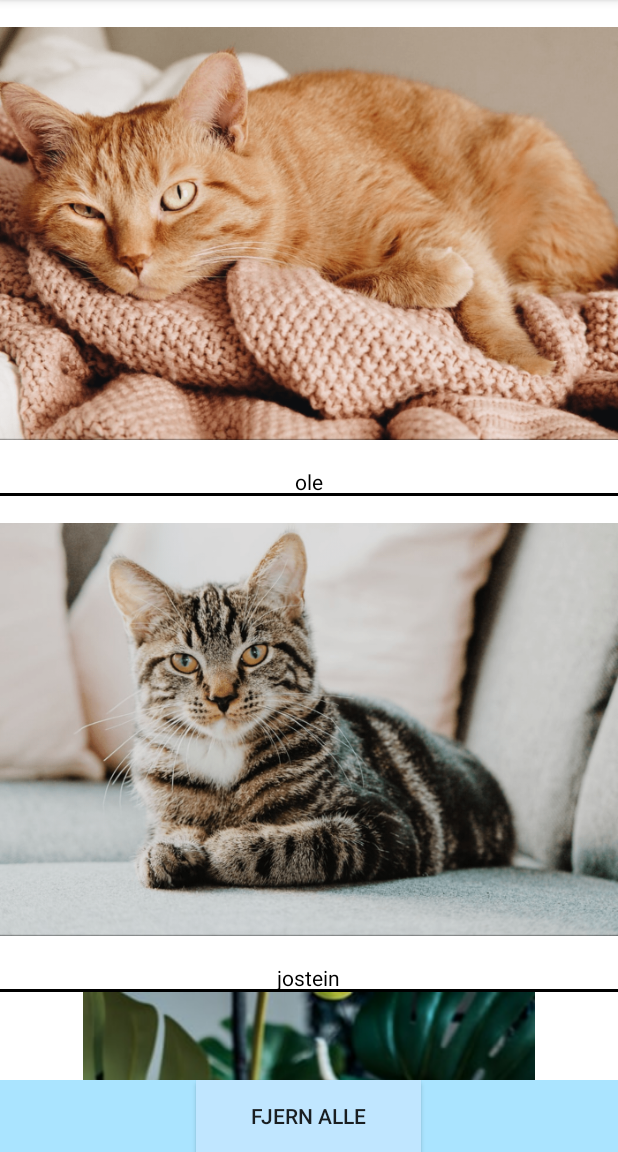
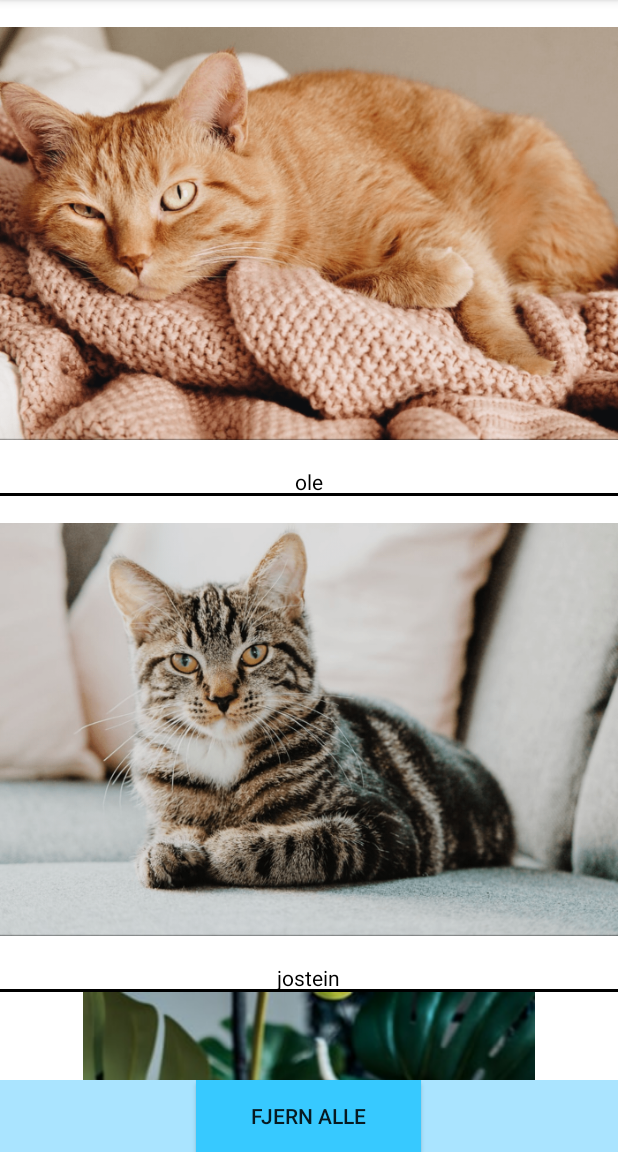
Before and after one commit to StefanGoThuen/Quiz-app, an Android app: the MainData screen opened directly, with no data from a screen before it, on a phone screen of 412 x 824 dp, the part 84-1236 px from its top. Run offline under Robolectric (Android 15) with nearby library versions, the phone set to English and light mode, and no system bars.

Commit message:
nye farger

```diff
--- a/app/src/main/res/values/colors.xml
+++ b/app/src/main/res/values/colors.xml
@@ -4,6 +4,6 @@
     <color name="colorPrimaryDark">#00574B</color>
     <color name="colorAccent">#D81B60</color>
     <color name="background">#AAE4FF</color>
-    <color name="btn">#C0E6FF</color>
+    <color name="btn">#37C9FF</color>
     <color name="shadow">#000000</color>
 </resources>
```
